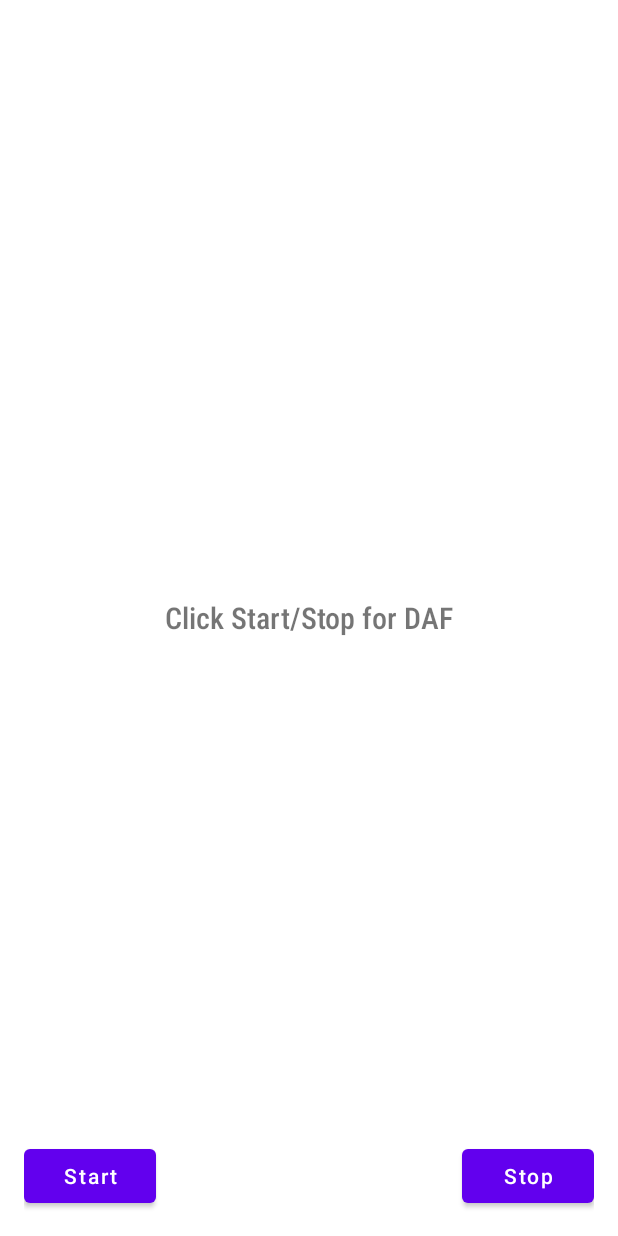
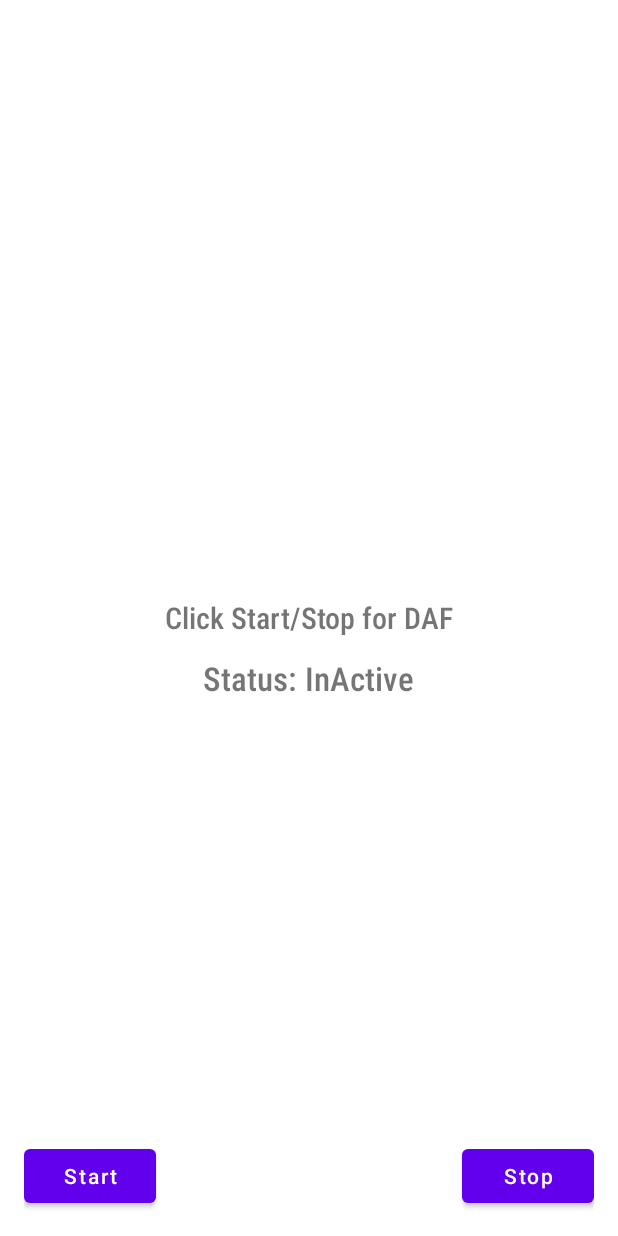
Before and after one commit to Anshul1507/Delayed-Auditory-Feedback, an Android app: the layout activity_main.xml on its own in the app's theme, with its tools: preview values and no code run, on a phone screen of 412 x 824 dp. Run offline under Robolectric (Android 15) with nearby library versions, the phone set to English and light mode, and no system bars.

```diff
--- a/app/src/main/res/layout/activity_main.xml
+++ b/app/src/main/res/layout/activity_main.xml
@@ -7,12 +7,24 @@
     tools:context=".MainActivity">
 
     <TextView
+        android:id="@+id/text_title"
         android:layout_width="wrap_content"
         android:layout_height="wrap_content"
         android:layout_centerInParent="true"
         android:fontFamily="sans-serif-condensed-medium"
         android:text="Click Start/Stop for DAF"
         android:textSize="20sp" />
+
+    <TextView
+        android:id="@+id/text_status"
+        android:layout_width="wrap_content"
+        android:layout_height="wrap_content"
+        android:layout_below="@id/text_title"
+        android:layout_centerHorizontal="true"
+        android:layout_marginTop="12dp"
+        android:fontFamily="sans-serif-condensed-medium"
+        android:text="Status: InActive"
+        android:textSize="22sp" />
 
     <Button
         android:id="@+id/button_start"
```
Also changed, not shown: app/src/main/java/tech/anshul1507/dafapp/MainActivity.kt (+37 -0 lines).
